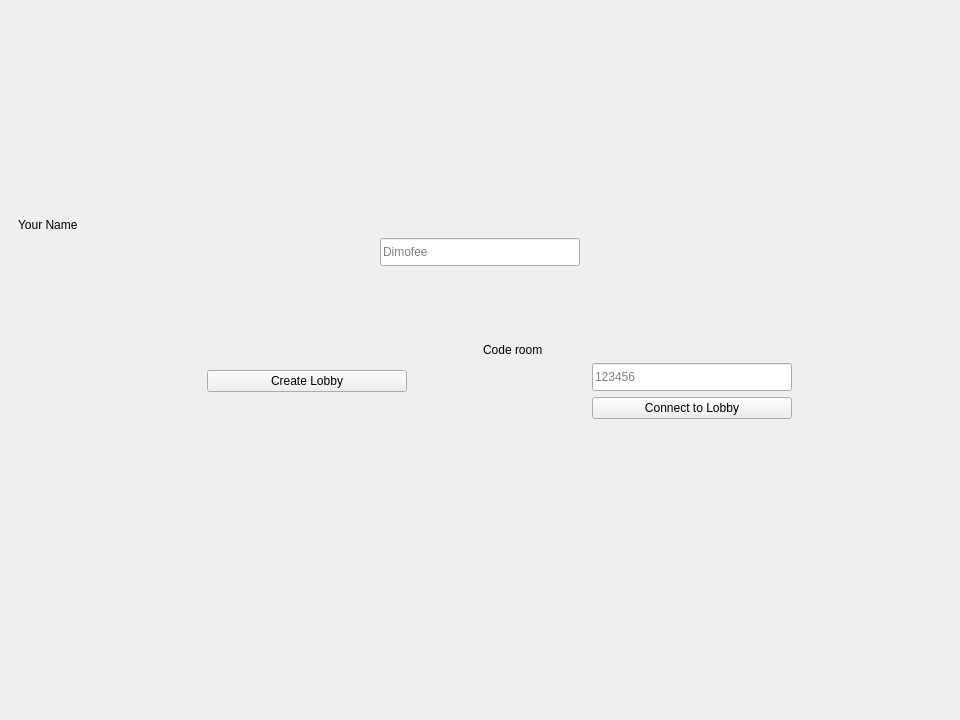
The window that Sea_Battle_Client/UI/mainwindow.ui (Bananka123321/Sea_Battle) describes before a commit, drawn with Qt 5.
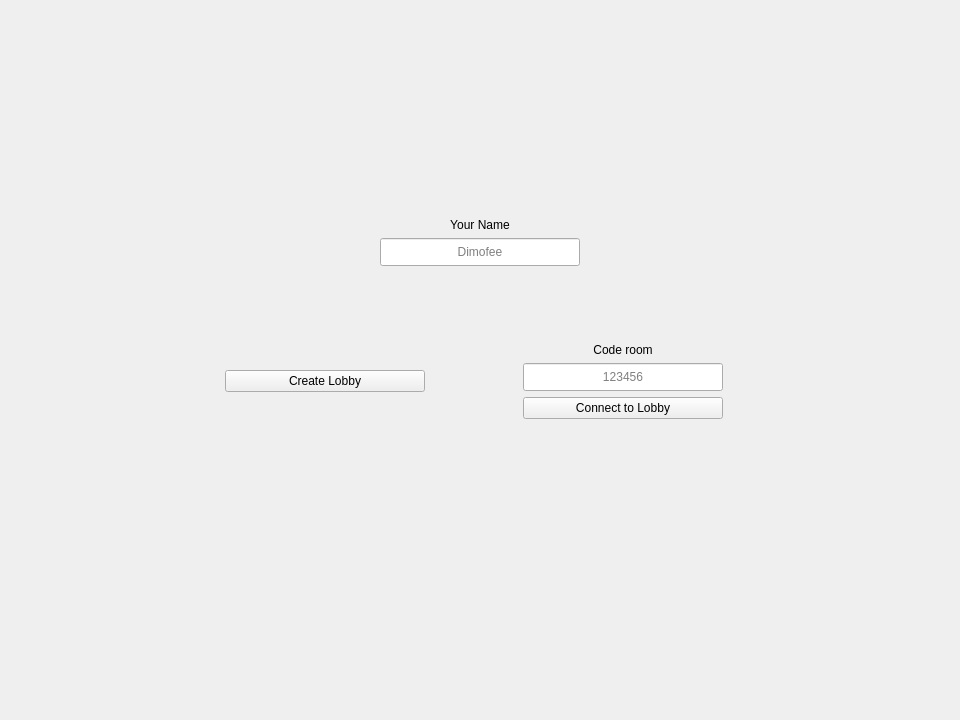
The same window after the commit. The open tabs and pages were chosen to show the change. Icons and pictures are not drawn.

Diff of the .ui file:
```diff
--- a/Sea_Battle_Client/UI/mainwindow.ui
+++ b/Sea_Battle_Client/UI/mainwindow.ui
@@ -121,6 +121,9 @@
               <property name="text">
                <string>Your Name</string>
               </property>
+              <property name="alignment">
+               <set>Qt::AlignmentFlag::AlignCenter</set>
+              </property>
              </widget>
             </item>
             <item>
@@ -128,7 +131,7 @@
               <item>
                <spacer name="horizontalSpacer">
                 <property name="orientation">
-                 <enum>Qt::Vertical</enum>
+                 <enum>Qt::Orientation::Horizontal</enum>
                 </property>
                 <property name="sizeHint" stdset="0">
                  <size>
@@ -158,6 +161,9 @@
                   <height>28</height>
                  </size>
                 </property>
+                <property name="alignment">
+                 <set>Qt::AlignmentFlag::AlignCenter</set>
+                </property>
                 <property name="placeholderText">
                  <string>Dimofee</string>
                 </property>
@@ -166,7 +172,7 @@
               <item>
                <spacer name="horizontalSpacer_2">
                 <property name="orientation">
-                 <enum>Qt::Vertical</enum>
+                 <enum>Qt::Orientation::Horizontal</enum>
                 </property>
                 <property name="sizeHint" stdset="0">
                  <size>
@@ -200,7 +206,7 @@
               <item>
                <spacer name="horizontalSpacer_7">
                 <property name="orientation">
-                 <enum>Qt::Vertical</enum>
+                 <enum>Qt::Orientation::Horizontal</enum>
                 </property>
                 <property name="sizeHint" stdset="0">
                  <size>
@@ -213,7 +219,7 @@
               <item>
                <spacer name="horizontalSpacer_11">
                 <property name="orientation">
-                 <enum>Qt::Vertical</enum>
+                 <enum>Qt::Orientation::Horizontal</enum>
                 </property>
                 <property name="sizeHint" stdset="0">
                  <size>
@@ -226,7 +232,7 @@
               <item>
                <spacer name="horizontalSpacer_13">
                 <property name="orientation">
-                 <enum>Qt::Vertical</enum>
+                 <enum>Qt::Orientation::Horizontal</enum>
                 </property>
                 <property name="sizeHint" stdset="0">
                  <size>
@@ -239,7 +245,7 @@
               <item>
                <spacer name="horizontalSpacer_10">
                 <property name="orientation">
-                 <enum>Qt::Vertical</enum>
+                 <enum>Qt::Orientation::Horizontal</enum>
                 </property>
                 <property name="sizeHint" stdset="0">
                  <size>
@@ -271,7 +277,7 @@
               <item>
                <spacer name="horizontalSpacer_8">
                 <property name="orientation">
-                 <enum>Qt::Vertical</enum>
+                 <enum>Qt::Orientation::Horizontal</enum>
                 </property>
                 <property name="sizeHint" stdset="0">
                  <size>
@@ -290,7 +296,7 @@
                 <item>
                  <spacer name="horizontalSpacer_3">
                   <property name="orientation">
-                   <enum>Qt::Vertical</enum>
+                   <enum>Qt::Orientation::Horizontal</enum>
                   </property>
                   <property name="sizeHint" stdset="0">
                    <size>
@@ -323,6 +329,9 @@
                   <property name="maxLength">
                    <number>6</number>
                   </property>
+                  <property name="alignment">
+                   <set>Qt::AlignmentFlag::AlignCenter</set>
+                  </property>
                   <property name="placeholderText">
                    <string>123456</string>
                   </property>
@@ -331,7 +340,7 @@
                 <item>
                  <spacer name="horizontalSpacer_4">
                   <property name="orientation">
-                   <enum>Qt::Vertical</enum>
+                   <enum>Qt::Orientation::Horizontal</enum>
                   </property>
                   <property name="sizeHint" stdset="0">
                    <size>
@@ -348,7 +357,7 @@
                 <item>
                  <spacer name="horizontalSpacer_5">
                   <property name="orientation">
-                   <enum>Qt::Vertical</enum>
+                   <enum>Qt::Orientation::Horizontal</enum>
                   </property>
                   <property name="sizeHint" stdset="0">
                    <size>
@@ -389,7 +398,7 @@
                 <item>
                  <spacer name="horizontalSpacer_6">
                   <property name="orientation">
-                   <enum>Qt::Vertical</enum>
+                   <enum>Qt::Orientation::Horizontal</enum>
                   </property>
                   <property name="sizeHint" stdset="0">
                    <size>
@@ -406,12 +415,15 @@
                 <property name="text">
                  <string>Code room</string>
                 </property>
+                <property name="alignment">
+                 <set>Qt::AlignmentFlag::AlignCenter</set>
+                </property>
                </widget>
               </item>
               <item row="1" column="1">
                <spacer name="horizontalSpacer_12">
                 <property name="orientation">
-                 <enum>Qt::Vertical</enum>
+                 <enum>Qt::Orientation::Horizontal</enum>
                 </property>
                 <property name="sizeHint" stdset="0">
                  <size>
```
Left out of the diff: 50 changed lines with no effect on the pictures.
